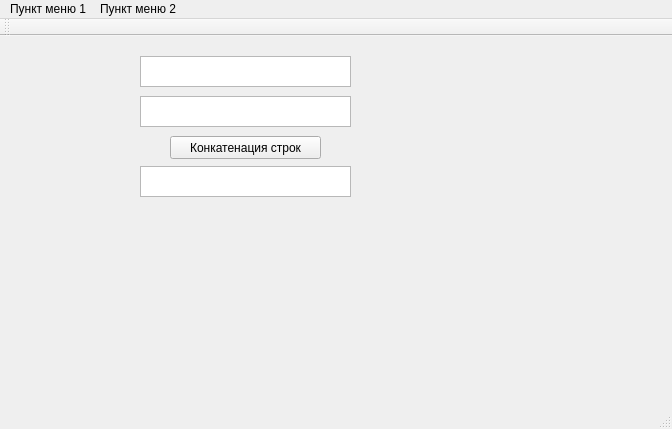
Before: the Qt Designer form lesson_5/QtDemo/mainwindow.ui in Chuvi-w/cpp, drawn with Qt 5.
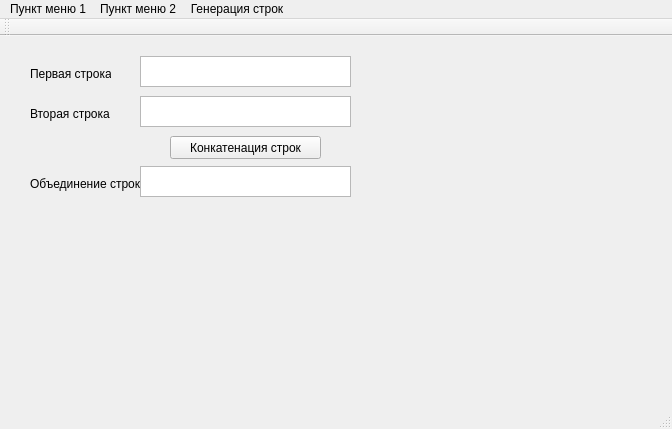
After: the same form once the commit is applied.

```diff
--- a/lesson_5/QtDemo/mainwindow.ui
+++ b/lesson_5/QtDemo/mainwindow.ui
@@ -60,6 +60,45 @@
      </rect>
     </property>
    </widget>
+   <widget class="QLabel" name="label">
+    <property name="geometry">
+     <rect>
+      <x>30</x>
+      <y>30</y>
+      <width>81</width>
+      <height>16</height>
+     </rect>
+    </property>
+    <property name="text">
+     <string>Первая строка</string>
+    </property>
+   </widget>
+   <widget class="QLabel" name="label_2">
+    <property name="geometry">
+     <rect>
+      <x>30</x>
+      <y>70</y>
+      <width>81</width>
+      <height>16</height>
+     </rect>
+    </property>
+    <property name="text">
+     <string>Вторая строка</string>
+    </property>
+   </widget>
+   <widget class="QLabel" name="label_3">
+    <property name="geometry">
+     <rect>
+      <x>30</x>
+      <y>140</y>
+      <width>111</width>
+      <height>16</height>
+     </rect>
+    </property>
+    <property name="text">
+     <string>Объединение строк</string>
+    </property>
+   </widget>
   </widget>
   <widget class="QMenuBar" name="menuBar">
    <property name="geometry">
@@ -80,8 +119,16 @@
      <string>Пункт меню 2</string>
     </property>
    </widget>
+   <widget class="QMenu" name="menu_3">
+    <property name="title">
+     <string>Генерация строк</string>
+    </property>
+    <addaction name="generateStr1"/>
+    <addaction name="generateStr2"/>
+   </widget>
    <addaction name="menu"/>
    <addaction name="menu_2"/>
+   <addaction name="menu_3"/>
   </widget>
   <widget class="QToolBar" name="mainToolBar">
    <attribute name="toolBarArea">
```
Left out of the diff: 10 changed lines with no effect on the pictures.
